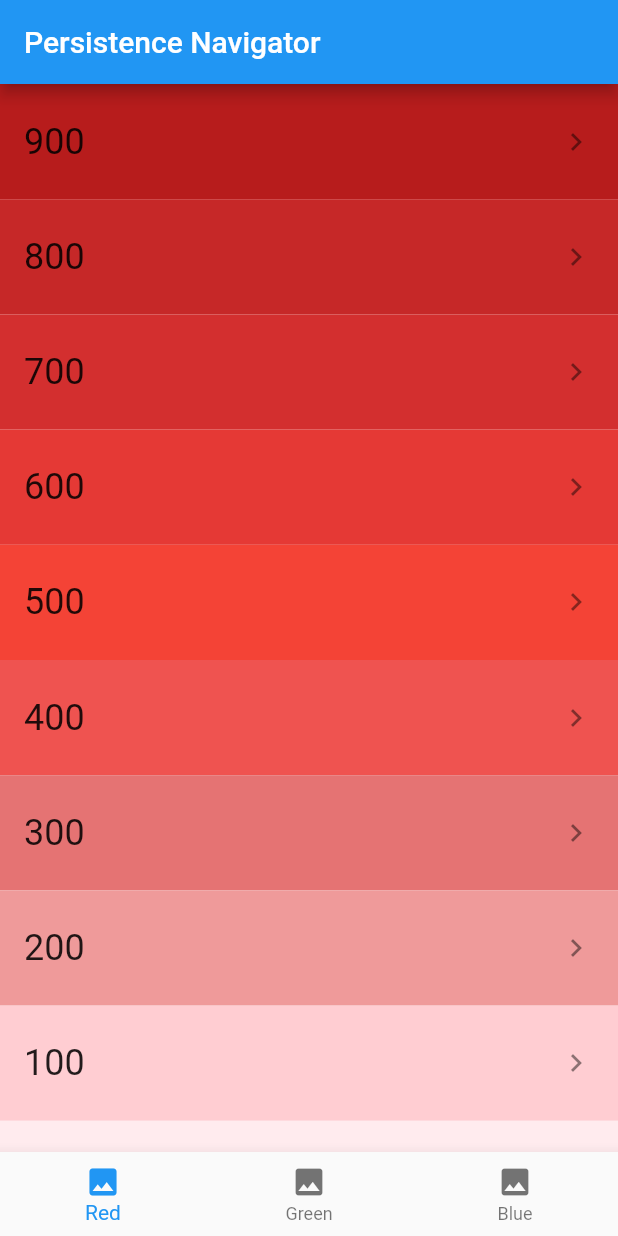
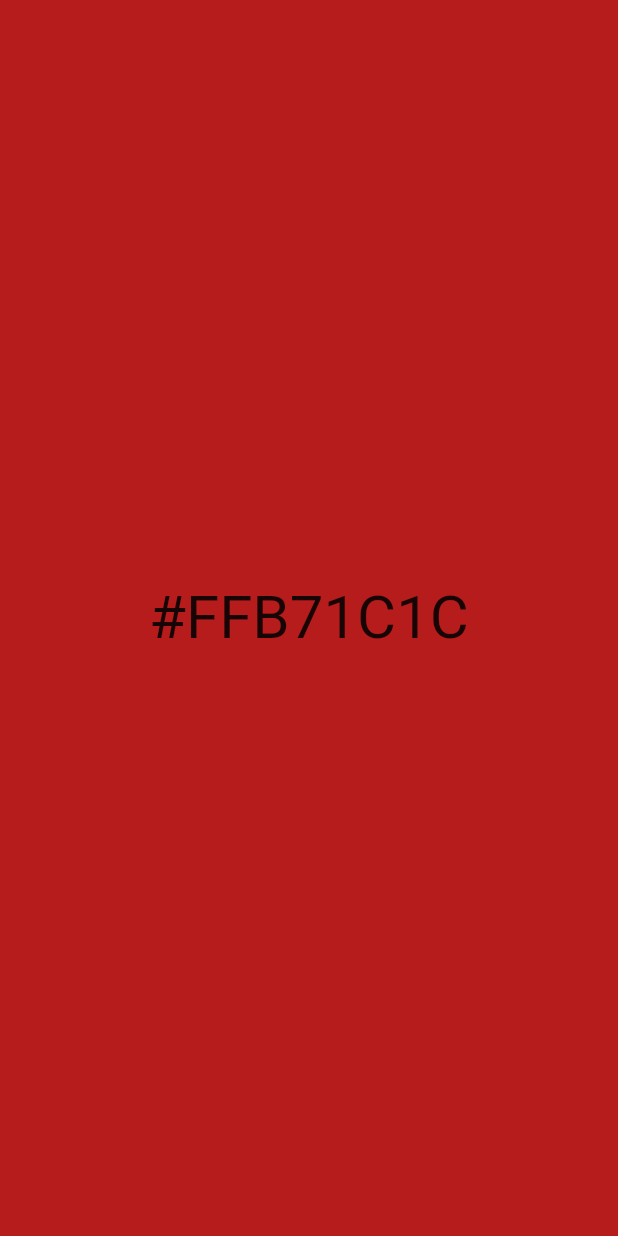
Before and after one commit to RickyJian/arc, a Flutter app: the screen it shows after launch, after a tap on "900", on a phone screen of 412 x 824 dp. Run offline on Flutter 3.47's test engine with Material 2 defaults, Android fonts, the phone set to English and light mode, and no system bars; our stand-ins replace bloc, equatable, flutter_bloc, flutter_swiper, get, rxdart and 2 more.

Commit message:
add color detail page

```diff
--- /dev/null
+++ b/persistence_navigator/lib/modules/views/detail.dart
@@ -0,0 +1,21 @@
+import 'package:flutter/material.dart';
+
+class DetailPage extends StatelessWidget {
+  final MaterialColor color;
+  final int index;
+
+  const DetailPage({required this.color, required this.index});
+
+  @override
+  Widget build(BuildContext context) => Material(
+        child: Container(
+          color: color[index],
+          child: Center(
+            child: Text(
+              '#${color[index]!.value.toRadixString(16).toUpperCase()}',
+              style: const TextStyle(fontSize: 40),
+            ),
+          ),
+        ),
+      );
+}
--- a/persistence_navigator/lib/modules/views/list.dart
+++ b/persistence_navigator/lib/modules/views/list.dart
@@ -1,4 +1,7 @@
 import 'package:flutter/material.dart';
+import 'package:get/get.dart';
+
+import 'detail.dart';
 
 class ListPage extends StatelessWidget {
   final MaterialColor color;
@@ -23,7 +26,7 @@ class ListPage extends StatelessWidget {
                   style: const TextStyle(fontSize: 24.0),
                 ),
                 trailing: const Icon(Icons.chevron_right),
-                onTap: () => print(idx),
+                onTap: () => Get.to(DetailPage(color: color, index: idx)),
               ),
             ),
           );
```
